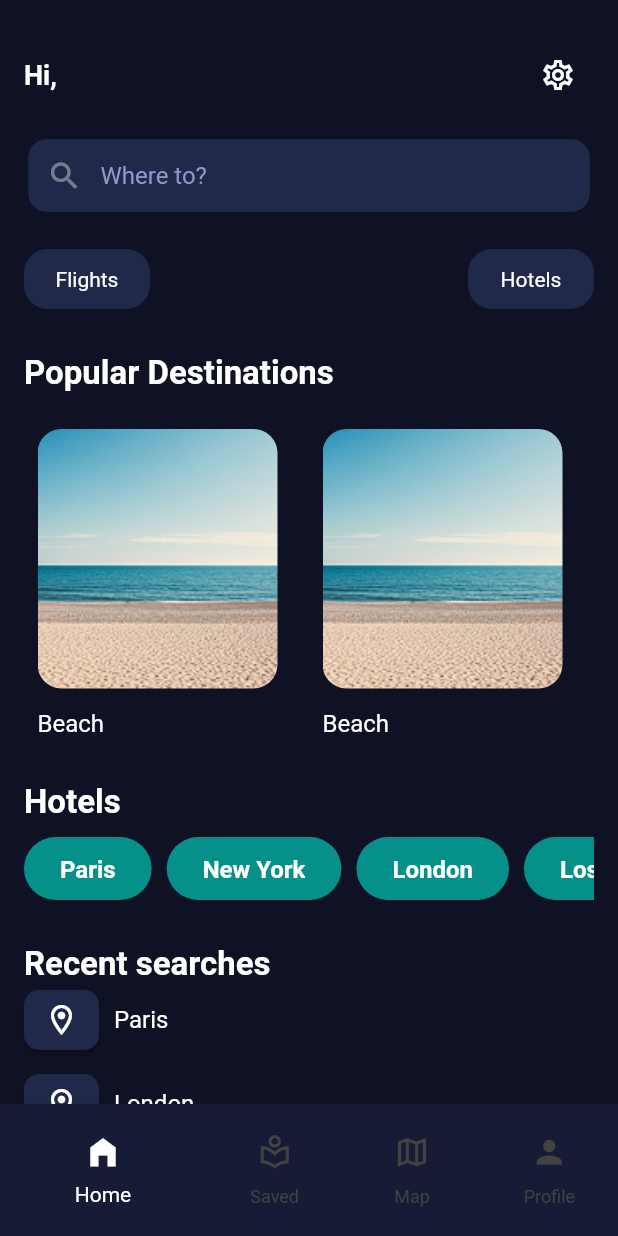
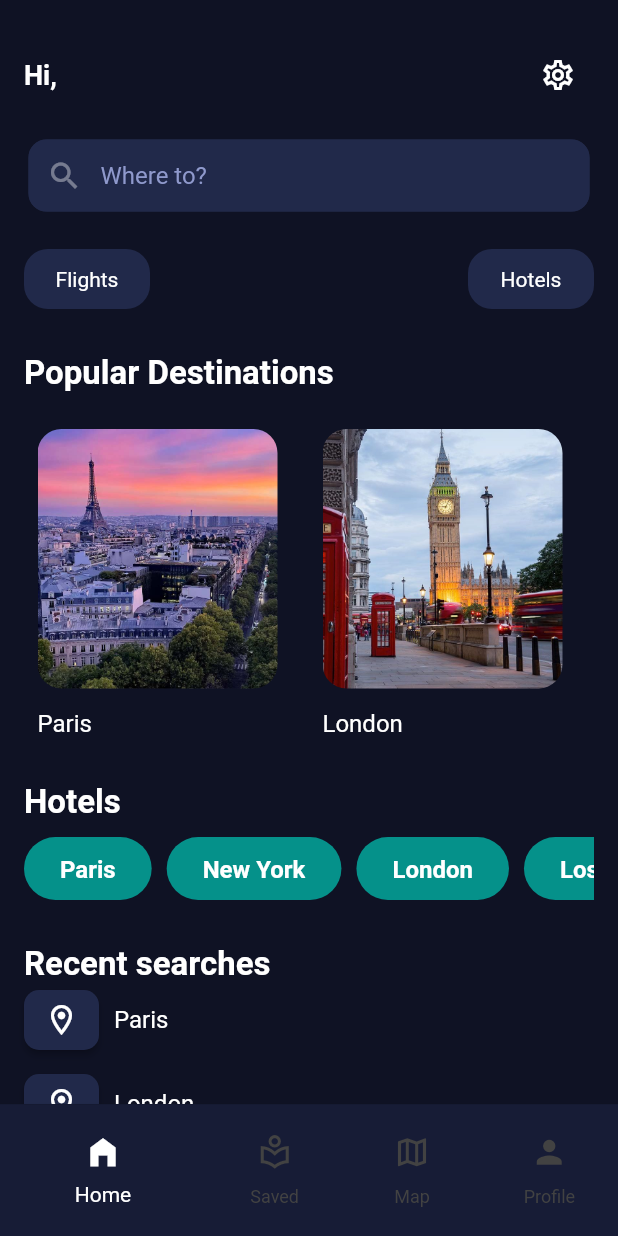
Before and after one commit to yshedid/glide_application, a Flutter app: the LayoutScreen screen opened directly, on a phone screen of 412 x 824 dp. Run offline on Flutter 3.47's test engine with Material 3 defaults, Android fonts, the phone set to English and light mode, and no system bars; drawn by our look-alikes of carousel_slider; our stand-ins replace dio, flutter_bloc, flutter_dotenv, flutter_map, image_picker, latlong2 and 3 more; accounts and stored records are empty.

Commit message:
fixed an issue with profile upload and edited home

```diff
--- a/lib/core/shared/widgets/widgets.dart
+++ b/lib/core/shared/widgets/widgets.dart
@@ -182,9 +182,9 @@ class _SelectionRowState extends State<SelectionRow> {
   }
 }
 
-Widget buildAppBar(BuildContext context, String title, {onTap}) {
+Widget buildAppBar(BuildContext context, String title, {Function()? onTap}) {
   return Padding(
-    padding: const EdgeInsets.only(top:10.0),
+    padding: const EdgeInsets.only(top:20.0),
     child: Column(
 
       children: [
--- a/lib/features/archive/view/archive_screen.dart
+++ b/lib/features/archive/view/archive_screen.dart
@@ -76,7 +76,9 @@ class _ArchiveScreenState extends State<ArchiveScreen> {
           return SingleChildScrollView(
             child: Column(
               children: [
-                buildAppBar(context, "Saved"),
+                buildAppBar(context, "Saved",onTap: (){
+                  LayoutCubit.get(context).homeBody();
+                }),
                 Padding(
                   padding: const EdgeInsets.all(12.0),
                   child: Column(
--- a/lib/features/home/view/home_screen.dart
+++ b/lib/features/home/view/home_screen.dart
@@ -107,14 +107,14 @@ class HomeScreen extends StatelessWidget {
                             borderRadius: BorderRadius.circular(16),
                           ),
                           child: Image.asset(
-                            "assets/images/beach.png",
+                            "assets/images/paris.jpg",
                             fit: BoxFit.cover,
                           ),
                         ),
                       ),
                       SizedBox(height: 14),
                       Text(
-                        "Beach",
+                        "Paris",
                         style: Theme.of(context).textTheme.bodyMedium,
                       ),
                     ],
@@ -136,14 +136,14 @@ class HomeScreen extends StatelessWidget {
                             borderRadius: BorderRadius.circular(16),
                           ),
                           child: Image.asset(
-                            "assets/images/beach.png",
+                            "assets/images/london.jpg",
                             fit: BoxFit.cover,
                           ),
                         ),
                       ),
                       SizedBox(height: 14),
                       Text(
-                        "Beach",
+                        "London",
                         style: Theme.of(context).textTheme.bodyMedium,
                       ),
                     ],
@@ -165,14 +165,14 @@ class HomeScreen extends StatelessWidget {
                             borderRadius: BorderRadius.circular(16),
                           ),
                           child: Image.asset(
-                            "assets/images/beach.png",
+                            "assets/images/new_york.jpg",
                             fit: BoxFit.cover,
                           ),
                         ),
                       ),
                       SizedBox(height: 14),
                       Text(
-                        "Beach",
+                        "New York",
                         style: Theme.of(context).textTheme.bodyMedium,
                       ),
                     ],
--- a/lib/features/profile/view_model/profile_states.dart
+++ b/lib/features/profile/view_model/profile_states.dart
@@ -2,7 +2,10 @@ class ProfileStates {
 }
 class ProfileInitial extends ProfileStates {}
 class ProfileLoading extends ProfileStates {}
-class ProfileSuccess extends ProfileStates {}
+class ProfileSuccess extends ProfileStates {
+  String? imageUrl;
+  ProfileSuccess({required this.imageUrl});
+}
 class ProfileFailure extends ProfileStates {
   final String errorMessage;
   ProfileFailure(this.errorMessage);
--- a/lib/features/splash/view/splash_screen.dart
+++ b/lib/features/splash/view/splash_screen.dart
@@ -125,7 +125,7 @@ class _SplashScreenState extends State<SplashScreen>
                     Image.asset("assets/images/splash.png"),
                     //try Stack with Alignment(center) if it's not responsive
                     Positioned(
-                      bottom: MediaQuery.of(context).size.height * 0.153,
+                      bottom: MediaQuery.of(context).size.height * 0.146,
                       left: MediaQuery.of(context).size.width * 0.54,
                       child: Transform.scale(
                         scale: _dotScaleAnimation.value,
```
Also changed, not shown: lib/core/services/profile_picture/profile_picture_service.dart (+11 -7 lines), lib/core/shared/helper.dart (+24 -0 lines), lib/features/auth/view/login_screen.dart (+11 -0 lines), lib/features/auth/view/register_screen.dart (+10 -0 lines), lib/features/profile/view/profile_screen.dart (+34 -8 lines), lib/features/profile/view_model/profile_cubit.dart (+4 -3 lines), assets/images/london.jpg (added), assets/images/new_york.jpg (added), assets/images/paris.jpg (added), 1 other file.
